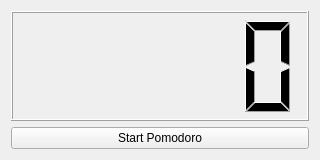
First picture: the form in trackingwidget.ui, repository Ajiperuyellow/pomodoro, before the edit.
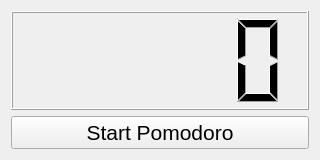
Second picture: the form after the edit.

```diff
--- a/trackingwidget.ui
+++ b/trackingwidget.ui
@@ -28,6 +28,11 @@
      </item>
      <item>
       <widget class="QPushButton" name="start_pomodoro_button">
+       <property name="font">
+        <font>
+         <pointsize>16</pointsize>
+        </font>
+       </property>
        <property name="text">
         <string>Start Pomodoro</string>
        </property>
```
